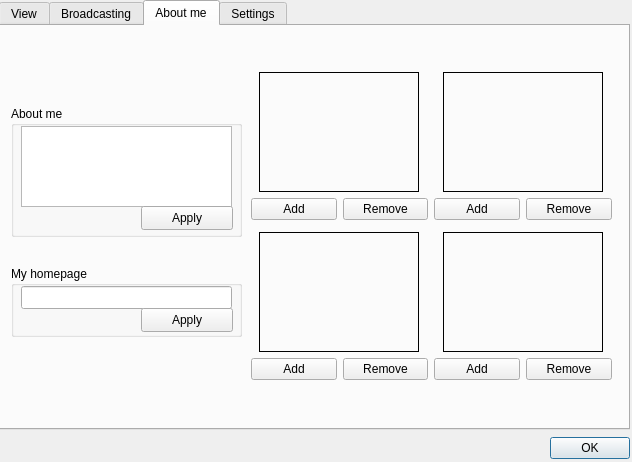
The window that ui/cam.ui (gitter-badger/simplechatclient) describes before a commit, drawn with Qt 5.
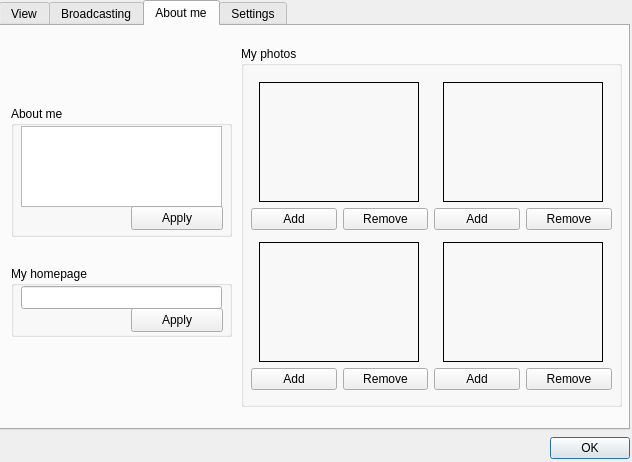
The same window after the commit. The open tabs and pages were chosen to show the change. Icons and pictures are not drawn.

What changed in the file:
```diff
--- a/ui/cam.ui
+++ b/ui/cam.ui
@@ -544,7 +544,7 @@
          <rect>
           <x>10</x>
           <y>80</y>
-          <width>231</width>
+          <width>221</width>
           <height>131</height>
          </rect>
         </property>
@@ -556,7 +556,7 @@
           <rect>
            <x>10</x>
            <y>20</y>
-           <width>211</width>
+           <width>201</width>
            <height>81</height>
           </rect>
          </property>
@@ -564,7 +564,7 @@
         <widget class="QPushButton" name="pushButton_set_about_me">
          <property name="geometry">
           <rect>
-           <x>130</x>
+           <x>120</x>
            <y>100</y>
            <width>92</width>
            <height>24</height>
@@ -575,11 +575,59 @@
          </property>
         </widget>
        </widget>
+       <widget class="QGroupBox" name="groupBox_my_homepage">
+        <property name="geometry">
+         <rect>
+          <x>10</x>
+          <y>240</y>
+          <width>221</width>
+          <height>71</height>
+         </rect>
+        </property>
+        <property name="title">
+         <string>My homepage</string>
+        </property>
+        <widget class="QLineEdit" name="lineEdit_homepage">
+         <property name="geometry">
+          <rect>
+           <x>10</x>
+           <y>20</y>
+           <width>201</width>
+           <height>23</height>
+          </rect>
+         </property>
+        </widget>
+        <widget class="QPushButton" name="pushButton_set_homepage">
+         <property name="geometry">
+          <rect>
+           <x>120</x>
+           <y>42</y>
+           <width>92</width>
+           <height>24</height>
+          </rect>
+         </property>
+         <property name="text">
+          <string>Apply</string>
+         </property>
+        </widget>
+       </widget>
+       <widget class="QGroupBox" name="groupBox_photos">
+        <property name="geometry">
+         <rect>
+          <x>240</x>
+          <y>20</y>
+          <width>381</width>
+          <height>361</height>
+         </rect>
+        </property>
+        <property name="title">
+         <string>My photos</string>
+        </property>
        <widget class="QWidget" name="gridLayoutWidget">
         <property name="geometry">
          <rect>
-          <x>250</x>
-          <y>40</y>
+           <x>10</x>
+           <y>30</y>
           <width>361</width>
           <height>321</height>
          </rect>
@@ -894,41 +942,6 @@
           </layout>
          </item>
         </layout>
-       </widget>
-       <widget class="QGroupBox" name="groupBox_my_homepage">
-        <property name="geometry">
-         <rect>
-          <x>10</x>
-          <y>240</y>
-          <width>231</width>
-          <height>71</height>
-         </rect>
-        </property>
-        <property name="title">
-         <string>My homepage</string>
-        </property>
-        <widget class="QLineEdit" name="lineEdit_homepage">
-         <property name="geometry">
-          <rect>
-           <x>10</x>
-           <y>20</y>
-           <width>211</width>
-           <height>23</height>
-          </rect>
-         </property>
-        </widget>
-        <widget class="QPushButton" name="pushButton_set_homepage">
-         <property name="geometry">
-          <rect>
-           <x>130</x>
-           <y>42</y>
-           <width>92</width>
-           <height>24</height>
-          </rect>
-         </property>
-         <property name="text">
-          <string>Apply</string>
-         </property>
         </widget>
        </widget>
       </widget>
```
Lines whose indentation alone changed are shown as unchanged.
